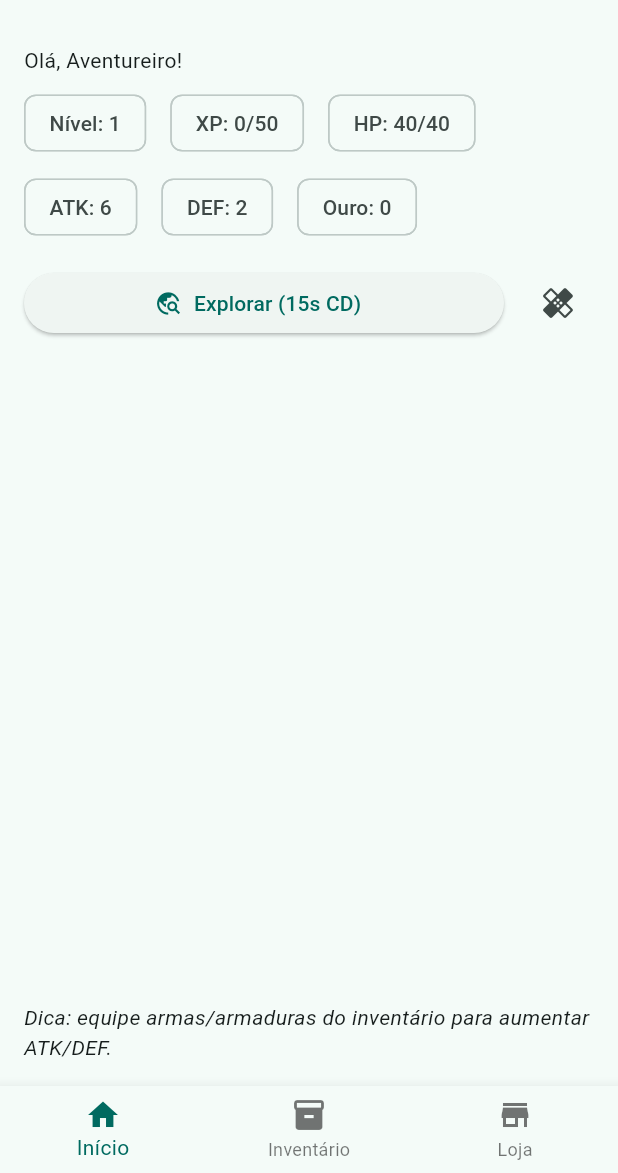
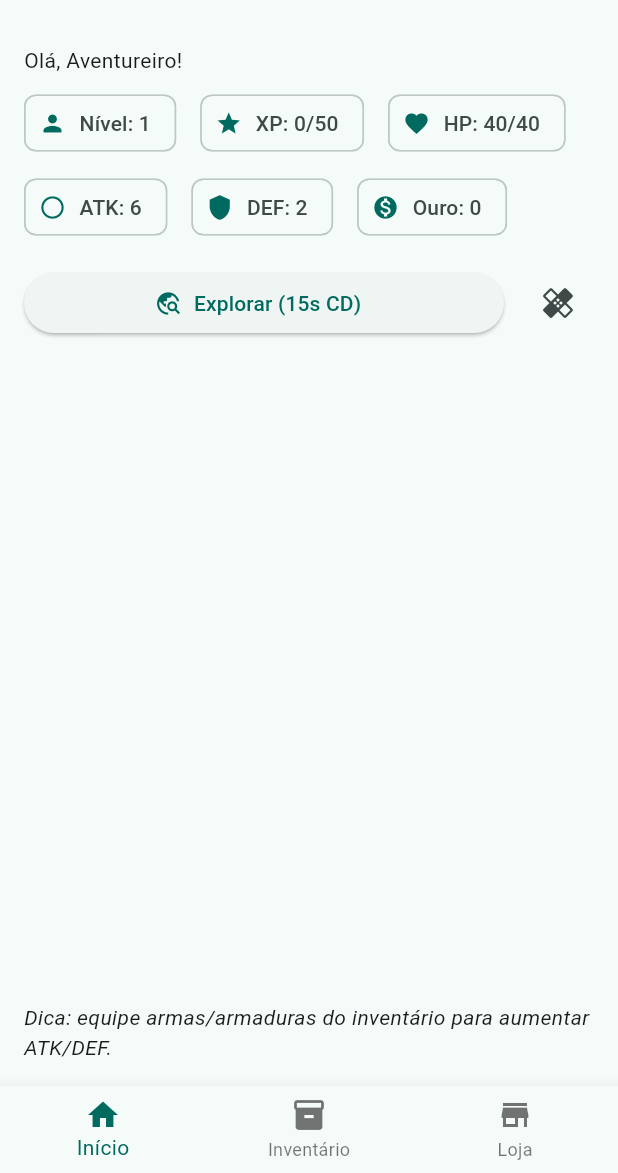
Before and after one commit to Kainato/arena_x, a Flutter app: the screen it shows after launch, on a phone screen of 412 x 824 dp, the part 63-1236 px from its top. Run offline on Flutter 3.47's test engine with Material 3 defaults, Android fonts, the light colour scheme and no system bars.

Commit message:
Refatorar HomeRead, InventoryRead e ShopRead para usar WdScaffold e adicionar WdChip para exibição de estatísticas do jogador

```diff
--- a/lib/app/home_read.dart
+++ b/lib/app/home_read.dart
@@ -6,6 +6,7 @@ import 'package:provider/provider.dart';
 
 import '../../core/state/game_state.dart';
 import '../core/models/player.dart';
+import '../utils/widgets/wd_chip.dart';
 import '../utils/widgets/wd_scaffold.dart';
 
 class HomeRead extends StatelessWidget {
@@ -16,7 +17,7 @@ class HomeRead extends StatelessWidget {
     final GameState game = context.watch<GameState>();
     final Player p = game.player;
 
-    return WDScaffold.bottomNavigation(
+    return WdScaffold.bottomNavigation(
       title: 'EPIC-like RPG',
       currentIndex: game.indexTab,
       body: [
@@ -29,12 +30,36 @@ class HomeRead extends StatelessWidget {
               spacing: 16,
               runSpacing: 8,
               children: [
-                _StatChip(label: 'Nível', value: p.level.toString()),
-                _StatChip(label: 'XP', value: '${p.xp}/${p.xpToNext}'),
-                _StatChip(label: 'HP', value: '${p.hp}/${p.maxHp}'),
-                _StatChip(label: 'ATK', value: p.totalAttack.toString()),
-                _StatChip(label: 'DEF', value: p.totalDefense.toString()),
-                _StatChip(label: 'Ouro', value: p.gold.toString()),
+                WdChip.value(
+                  label: 'Nível',
+                  value: p.level.toString(),
+                  avatar: Icon(Icons.person),
+                ),
+                WdChip.value(
+                  label: 'XP',
+                  value: '${p.xp}/${p.xpToNext}',
+                  avatar: Icon(Icons.star),
+                ),
+                WdChip.value(
+                  label: 'HP',
+                  value: '${p.hp}/${p.maxHp}',
+                  avatar: Icon(Icons.favorite),
+                ),
+                WdChip.value(
+                  label: 'ATK',
+                  value: p.totalAttack.toString(),
+                  avatar: Icon(Icons.circle_outlined),
+                ),
+                WdChip.value(
+                  label: 'DEF',
+                  value: p.totalDefense.toString(),
+                  avatar: Icon(Icons.shield),
+                ),
+                WdChip.value(
+                  label: 'Ouro',
+                  value: p.gold.toString(),
+                  avatar: Icon(Icons.monetization_on),
+                ),
               ],
             ),
             const SizedBox(height: 16),
@@ -92,14 +117,3 @@ class HomeRead extends StatelessWidget {
     );
   }
 }
-
-class _StatChip extends StatelessWidget {
-  final String label;
-  final String value;
-  const _StatChip({required this.label, required this.value});
-
-  @override
-  Widget build(BuildContext context) {
-    return Chip(label: Text('$label: $value'));
-  }
-}
--- a/lib/app/inventory_read.dart
+++ b/lib/app/inventory_read.dart
@@ -14,7 +14,7 @@ class InventoryRead extends StatelessWidget {
     final game = context.watch<GameState>();
     final items = game.player.inventory;
 
-    return WDScaffold(
+    return WdScaffold(
       title: 'Inventário',
       body: ListView.separated(
         padding: const EdgeInsets.all(16),
--- a/lib/app/shop_read.dart
+++ b/lib/app/shop_read.dart
@@ -12,7 +12,7 @@ class ShopRead extends StatelessWidget {
     final game = context.watch<GameState>();
     final catalog = game.loot.getCatalog();
 
-    return WDScaffold(
+    return WdScaffold(
       title: 'Loja',
       body: ListView.separated(
         padding: const EdgeInsets.all(16),
--- /dev/null
+++ b/lib/utils/widgets/wd_chip.dart
@@ -0,0 +1,31 @@
+import 'package:flutter/material.dart';
+
+class WdChip extends StatelessWidget {
+  final String label;
+  final Widget? avatar;
+  final Color? backgroundColor;
+
+  const WdChip({
+    super.key,
+    required this.label,
+    this.avatar,
+    this.backgroundColor,
+  });
+
+  const WdChip.value({
+    super.key,
+    required String label,
+    required String value,
+    this.avatar,
+    this.backgroundColor,
+  }) : label = '$label: $value';
+
+  @override
+  Widget build(BuildContext context) {
+    return Chip(
+      label: Text(label),
+      avatar: avatar,
+      backgroundColor: backgroundColor,
+    );
+  }
+}
--- a/lib/utils/widgets/wd_scaffold.dart
+++ b/lib/utils/widgets/wd_scaffold.dart
@@ -1,10 +1,10 @@
 import 'package:flutter/material.dart';
 
-class WDScaffold extends StatelessWidget {
+class WdScaffold extends StatelessWidget {
   final String title;
   final Widget body;
 
-  const WDScaffold({super.key, required this.title, required this.body});
+  const WdScaffold({super.key, required this.title, required this.body});
 
   static Scaffold bottomNavigation({
     required String title,
```
